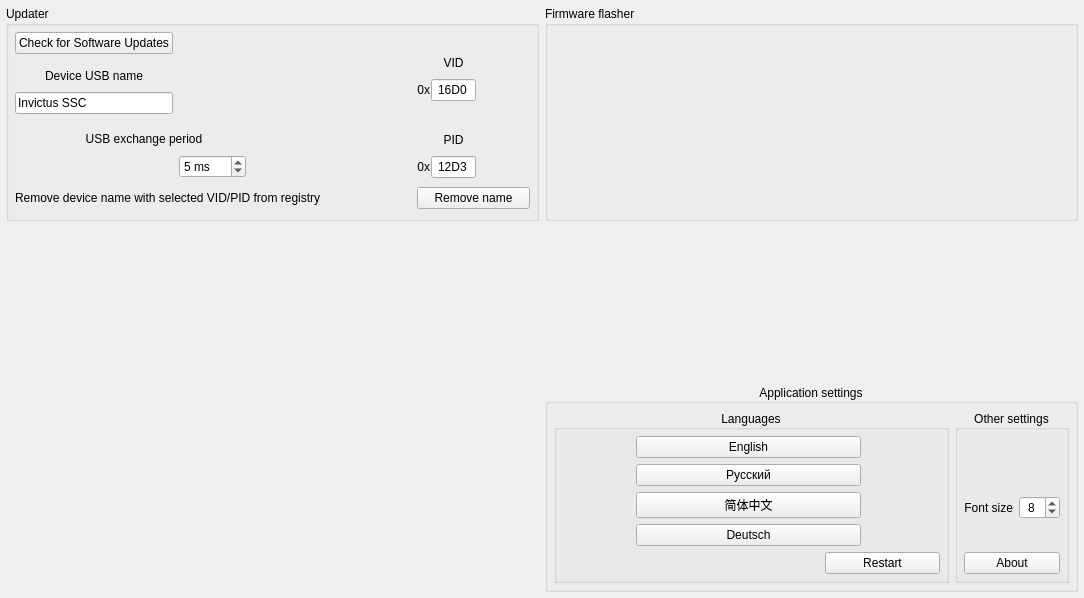
Before: the Qt Designer form src/widgets/adv-settings/advancedsettings.ui in invictuscockpits/HOTASConfigurator, drawn with Qt 5.
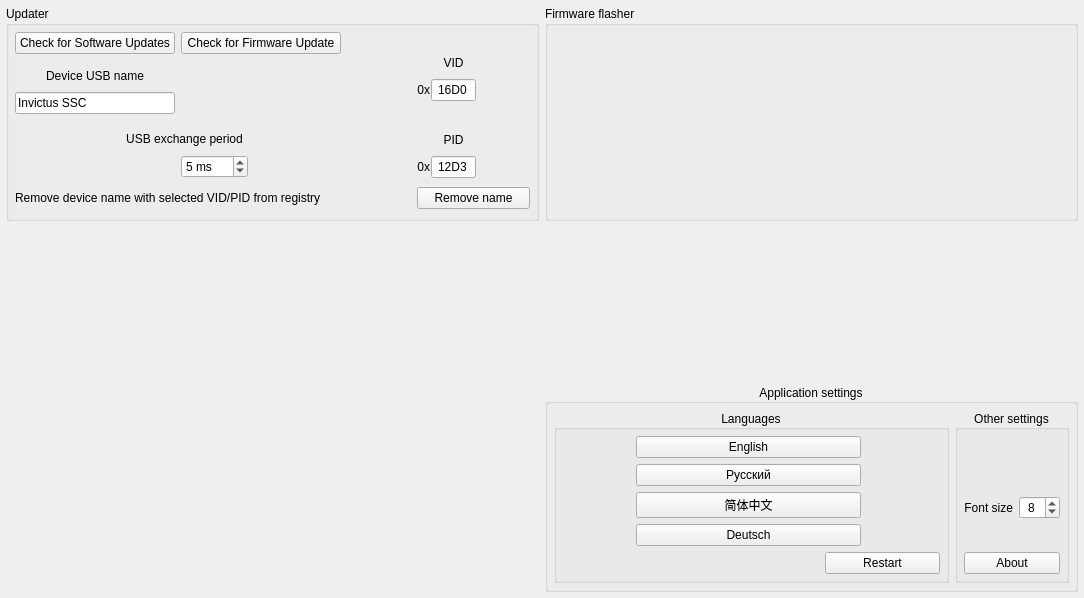
After: the same form once the commit is applied. Icons and pictures are not drawn. Custom widgets are drawn as their Qt base class.

Patch:
```diff
--- a/src/widgets/adv-settings/advancedsettings.ui
+++ b/src/widgets/adv-settings/advancedsettings.ui
@@ -433,6 +433,12 @@
           <verstretch>0</verstretch>
          </sizepolicy>
         </property>
+        <property name="minimumSize">
+         <size>
+          <width>120</width>
+          <height>0</height>
+         </size>
+        </property>
         <property name="text">
          <string notr="true">Invictus SSC</string>
         </property>
@@ -459,11 +465,30 @@
       </item>
       <item row="0" column="0">
        <widget class="QPushButton" name="pushButton_CheckUpdates">
+        <property name="minimumSize">
+         <size>
+          <width>160</width>
+          <height>0</height>
+         </size>
+        </property>
         <property name="text">
          <string>Check for Software Updates</string>
         </property>
        </widget>
       </item>
+      <item row="0" column="1">
+       <widget class="QPushButton" name="pushButton_CheckFirmware">
+        <property name="minimumSize">
+         <size>
+          <width>160</width>
+          <height>0</height>
+         </size>
+        </property>
+        <property name="text">
+         <string>Check for Firmware Update</string>
+        </property>
+       </widget>
+      </item>
      </layout>
     </widget>
    </item>
```
